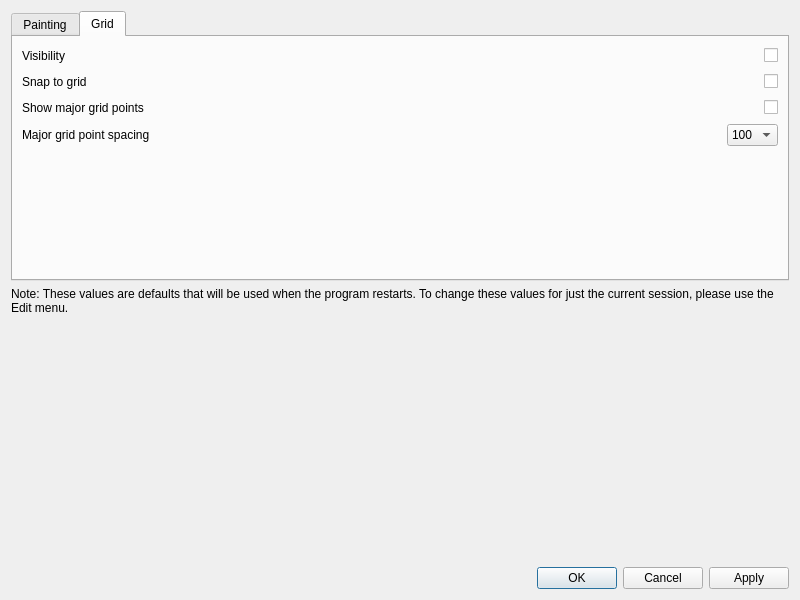
First picture: the form in src/gui/ycircuit_optionsWindow.ui, repository mclaughlinconnor/ycircuit, before the edit.
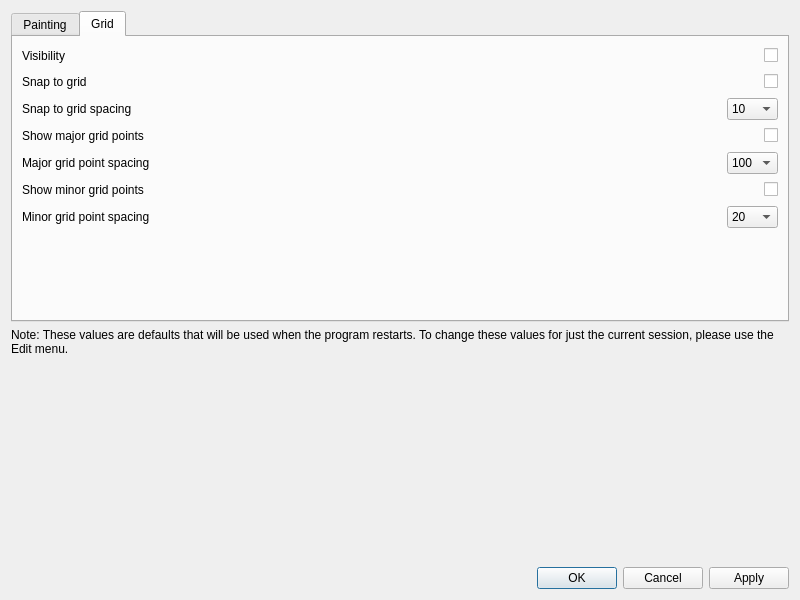
Second picture: the form after the edit. The open tabs and pages were chosen to show the change.

Commit message: Added options for minor grid points and snap to spacing

The edit to the form file:
```diff
--- a/src/gui/ycircuit_optionsWindow.ui
+++ b/src/gui/ycircuit_optionsWindow.ui
@@ -363,7 +363,24 @@
       <layout class="QVBoxLayout" name="verticalLayout">
        <item>
         <layout class="QGridLayout" name="gridLayout_4">
-         <item row="3" column="1">
+         <item row="5" column="0">
+          <widget class="QLabel" name="label_6">
+           <property name="text">
+            <string>Show minor grid points</string>
+           </property>
+          </widget>
+         </item>
+         <item row="5" column="2">
+          <widget class="QCheckBox" name="checkBox_gridShowMinorGridPoints">
+           <property name="layoutDirection">
+            <enum>Qt::RightToLeft</enum>
+           </property>
+           <property name="text">
+            <string/>
+           </property>
+          </widget>
+         </item>
+         <item row="4" column="1">
           <spacer name="horizontalSpacer_12">
            <property name="orientation">
             <enum>Qt::Horizontal</enum>
@@ -376,17 +393,7 @@
            </property>
           </spacer>
          </item>
-         <item row="2" column="2">
-          <widget class="QCheckBox" name="checkBox_gridShowMajorGridPoints">
-           <property name="layoutDirection">
-            <enum>Qt::RightToLeft</enum>
-           </property>
-           <property name="text">
-            <string/>
-           </property>
-          </widget>
-         </item>
-         <item row="2" column="1">
+         <item row="3" column="1">
           <spacer name="horizontalSpacer_11">
            <property name="orientation">
             <enum>Qt::Horizontal</enum>
@@ -399,14 +406,24 @@
            </property>
           </spacer>
          </item>
-         <item row="3" column="0">
+         <item row="3" column="2">
+          <widget class="QCheckBox" name="checkBox_gridShowMajorGridPoints">
+           <property name="layoutDirection">
+            <enum>Qt::RightToLeft</enum>
+           </property>
+           <property name="text">
+            <string/>
+           </property>
+          </widget>
+         </item>
+         <item row="4" column="0">
           <widget class="QLabel" name="label_13">
            <property name="text">
             <string>Major grid point spacing</string>
            </property>
           </widget>
          </item>
-         <item row="3" column="2">
+         <item row="4" column="2">
           <widget class="QComboBox" name="comboBox_gridMajorGridPointSpacing">
            <item>
             <property name="text">
@@ -430,13 +447,20 @@
            </item>
           </widget>
          </item>
-         <item row="2" column="0">
+         <item row="3" column="0">
           <widget class="QLabel" name="label_12">
            <property name="text">
             <string>Show major grid points</string>
            </property>
           </widget>
          </item>
+         <item row="6" column="0">
+          <widget class="QLabel" name="label_5">
+           <property name="text">
+            <string>Minor grid point spacing</string>
+           </property>
+          </widget>
+         </item>
          <item row="0" column="0">
           <widget class="QLabel" name="label_11">
            <property name="text">
@@ -497,6 +521,136 @@
            </property>
           </widget>
          </item>
+         <item row="6" column="1">
+          <spacer name="horizontalSpacer_5">
+           <property name="orientation">
+            <enum>Qt::Horizontal</enum>
+           </property>
+           <property name="sizeHint" stdset="0">
+            <size>
+             <width>40</width>
+             <height>20</height>
+            </size>
+           </property>
+          </spacer>
+         </item>
+         <item row="6" column="2">
+          <widget class="QComboBox" name="comboBox_gridMinorGridPointSpacing">
+           <property name="currentIndex">
+            <number>4</number>
+           </property>
+           <item>
+            <property name="text">
+             <string>1</string>
+            </property>
+           </item>
+           <item>
+            <property name="text">
+             <string>2</string>
+            </property>
+           </item>
+           <item>
+            <property name="text">
+             <string>5</string>
+            </property>
+           </item>
+           <item>
+            <property name="text">
+             <string>10</string>
+            </property>
+           </item>
+           <item>
+            <property name="text">
+             <string>20</string>
+            </property>
+           </item>
+           <item>
+            <property name="text">
+             <string>30</string>
+            </property>
+           </item>
+           <item>
+            <property name="text">
+             <string>40</string>
+            </property>
+           </item>
+          </widget>
+         </item>
+         <item row="5" column="1">
+          <spacer name="horizontalSpacer_6">
+           <property name="orientation">
+            <enum>Qt::Horizontal</enum>
+           </property>
+           <property name="sizeHint" stdset="0">
+            <size>
+             <width>40</width>
+             <height>20</height>
+            </size>
+           </property>
+          </spacer>
+         </item>
+         <item row="2" column="2">
+          <widget class="QComboBox" name="comboBox_gridSnapToGridSpacing">
+           <property name="currentIndex">
+            <number>3</number>
+           </property>
+           <item>
+            <property name="text">
+             <string>1</string>
+            </property>
+           </item>
+           <item>
+            <property name="text">
+             <string>2</string>
+            </property>
+           </item>
+           <item>
+            <property name="text">
+             <string>5</string>
+            </property>
+           </item>
+           <item>
+            <property name="text">
+             <string>10</string>
+            </property>
+           </item>
+           <item>
+            <property name="text">
+             <string>20</string>
+            </property>
+           </item>
+           <item>
+            <property name="text">
+             <string>30</string>
+            </property>
+           </item>
+           <item>
+            <property name="text">
+             <string>40</string>
+            </property>
+           </item>
+          </widget>
+         </item>
+         <item row="2" column="1">
+          <spacer name="horizontalSpacer_7">
+           <property name="orientation">
+            <enum>Qt::Horizontal</enum>
+           </property>
+           <property name="sizeHint" stdset="0">
+            <size>
+             <width>40</width>
+             <height>20</height>
+            </size>
+           </property>
+          </spacer>
+         </item>
+         <item row="2" column="0">
+          <widget class="QLabel" name="label_7">
+           <property name="text">
+            <string>Snap to grid spacing</string>
+           </property>
+          </widget>
+         </item>
         </layout>
        </item>
        <item>
```
Left out of the diff: 4 changed lines with no effect on the pictures. The commit also changes 5 other files.
